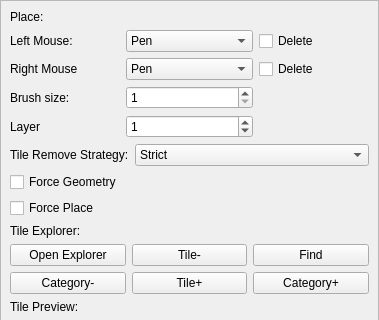
The window that ui/uifiles/editors/tiles.ui (timofey260/RWE-Sharp) describes before a commit, drawn with Qt 5; both pictures show x 0 to 379 and y 0 to 320 of the 379 by 700 pixel window.
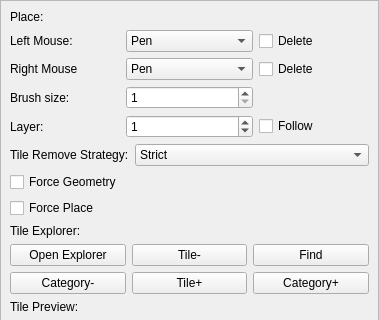
The same window after the commit. Icons and pictures are not drawn.

Diff of the .ui file:
```diff
--- a/ui/uifiles/editors/tiles.ui
+++ b/ui/uifiles/editors/tiles.ui
@@ -259,7 +259,7 @@
          <item row="4" column="0">
           <widget class="QLabel" name="label_7">
            <property name="text">
-            <string>Layer</string>
+            <string>Layer:</string>
            </property>
           </widget>
          </item>
@@ -279,6 +279,13 @@
            </property>
           </widget>
          </item>
+         <item row="4" column="2">
+          <widget class="QCheckBox" name="checkBox">
+           <property name="text">
+            <string>Follow</string>
+           </property>
+          </widget>
+         </item>
         </layout>
        </item>
        <item>
```
Left out of the diff: 19 changed lines with no effect on the pictures.
